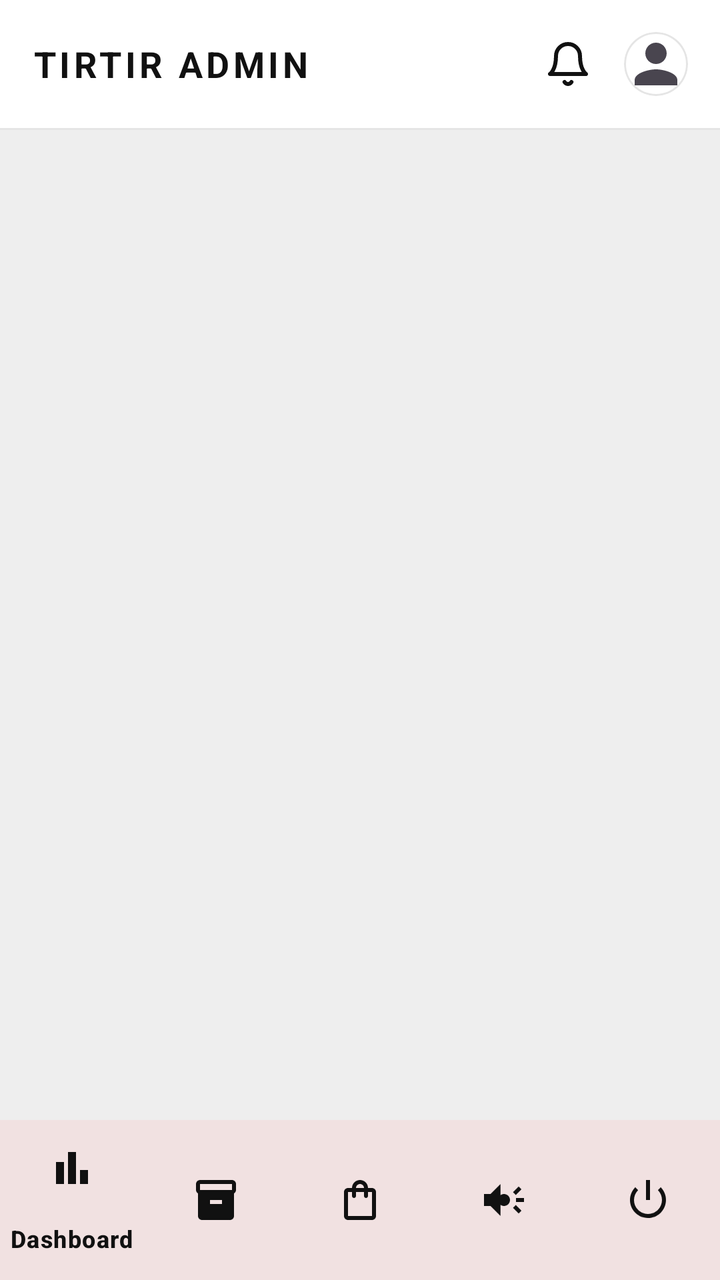
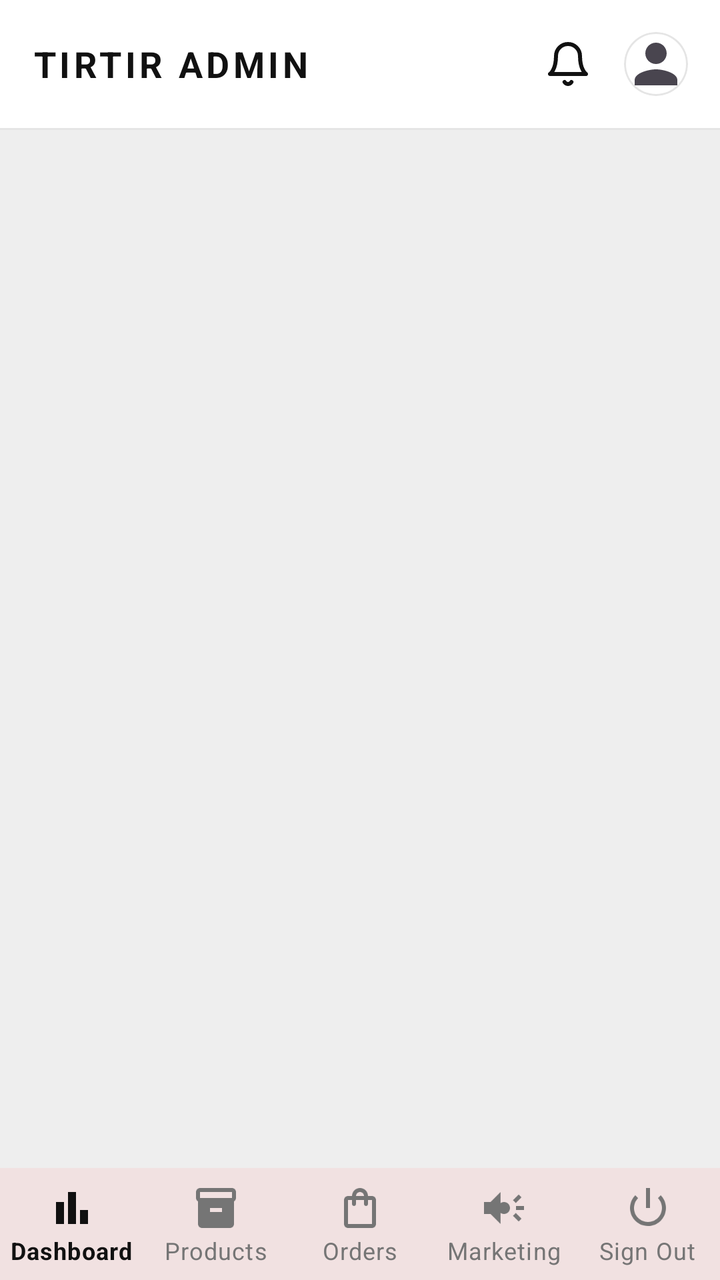

An Android layout rendered at two revisions. The XML below is the earlier revision; the diff shows what the commit changed to produce the second picture.
<!-- AndroidManifest.xml: application theme Theme.TirTirMCommerce -->
<!-- res/layout/activity_admin.xml -->
<?xml version="1.0" encoding="utf-8"?>
<androidx.coordinatorlayout.widget.CoordinatorLayout xmlns:android="http://schemas.android.com/apk/res/android"
    xmlns:app="http://schemas.android.com/apk/res-auto"
    xmlns:tools="http://schemas.android.com/tools"
    android:layout_width="match_parent"
    android:layout_height="match_parent"
    android:background="@color/tirtir_bg_gray"
    android:fitsSystemWindows="true"
    tools:context=".ui.activities.AdminActivity">

    
    <com.google.android.material.appbar.AppBarLayout
        android:layout_width="match_parent"
        android:layout_height="wrap_content"
        android:background="@color/tirtir_white"
        app:elevation="0dp">

        <androidx.appcompat.widget.Toolbar
            android:id="@+id/toolbarAdmin"
            android:layout_width="match_parent"
            android:layout_height="?attr/actionBarSize"
            app:contentInsetStart="0dp"
            app:contentInsetEnd="0dp">

            <RelativeLayout
                android:layout_width="match_parent"
                android:layout_height="match_parent"
                android:paddingHorizontal="16dp">

                
                <TextView
                    android:layout_width="wrap_content"
                    android:layout_height="wrap_content"
                    android:layout_centerVertical="true"
                    android:text="TIRTIR ADMIN"
                    android:textColor="@color/tirtir_primary"
                    android:textSize="18sp"
                    android:textStyle="bold"
                    android:letterSpacing="0.1" />

                
                <LinearLayout
                    android:layout_width="wrap_content"
                    android:layout_height="wrap_content"
                    android:layout_alignParentEnd="true"
                    android:layout_centerVertical="true"
                    android:orientation="horizontal"
                    android:gravity="center_vertical"
                    android:paddingEnd="0dp">

                    <ImageButton
                        android:id="@+id/btnAdminSearch"
                        android:layout_width="40dp"
                        android:layout_height="40dp"
                        android:background="?attr/selectableItemBackgroundBorderless"
                        android:src="@drawable/ic_search"
                        app:tint="@color/tirtir_text_secondary"
                        android:visibility="gone" />

                    <ImageButton
                        android:id="@+id/btnAdminNotifications"
                        android:layout_width="40dp"
                        android:layout_height="40dp"
                        android:layout_marginEnd="8dp"
                        android:background="?attr/selectableItemBackgroundBorderless"
                        android:src="@drawable/ic_notifications"
                        app:tint="@color/tirtir_primary" />

                    <com.google.android.material.card.MaterialCardView
                        android:id="@+id/btnAdminProfile"
                        android:layout_width="32dp"
                        android:layout_height="32dp"
                        app:cardCornerRadius="16dp"
                        app:cardElevation="0dp"
                        app:strokeWidth="1dp"
                        app:strokeColor="@color/tirtir_outline_variant"
                        android:clickable="true"
                        android:focusable="true">
                        <ImageView
                            android:layout_width="match_parent"
                            android:layout_height="match_parent"
                            android:scaleType="centerCrop"
                            android:src="@drawable/ic_person" />
                    </com.google.android.material.card.MaterialCardView>

                    
                    <ImageButton
                        android:id="@+id/btnAdminMore"
                        android:layout_width="0dp"
                        android:layout_height="0dp"
                        android:visibility="gone" />
                </LinearLayout>

            </RelativeLayout>

        </androidx.appcompat.widget.Toolbar>

        
        <View
            android:layout_width="match_parent"
            android:layout_height="1dp"
            android:background="@color/tirtir_outline_variant" />

    </com.google.android.material.appbar.AppBarLayout>

    
    <FrameLayout
        android:id="@+id/fragmentContainerAdmin"
        android:layout_width="match_parent"
        android:layout_height="match_parent"
        app:layout_behavior="@string/appbar_scrolling_view_behavior"
        android:layout_marginBottom="?attr/actionBarSize" />

    
    <com.google.android.material.bottomnavigation.BottomNavigationView
        android:id="@+id/bottomNavAdmin"
        android:layout_width="match_parent"
        android:layout_height="wrap_content"
        android:layout_gravity="bottom"
        android:background="@color/tirtir_white"
        app:itemIconTint="@color/tirtir_primary"
        app:itemTextColor="@color/tirtir_primary"
        app:menu="@menu/menu_admin_bottom_nav"
        app:elevation="8dp" />

</androidx.coordinatorlayout.widget.CoordinatorLayout>
<!-- resources referenced by this layout -->
<resources>
  <color name="tirtir_bg_gray">#EEEEEE</color>
  <color name="tirtir_outline_variant">#E5E5E5</color>
  <color name="tirtir_primary">#111111</color>
  <color name="tirtir_text_secondary">#5A403C</color>
  <color name="tirtir_white">#FFFFFF</color>
  <!-- drawable ic_notifications (drawable) -->
  <?xml version="1.0" encoding="utf-8"?>
  <vector xmlns:android="http://schemas.android.com/apk/res/android"
      android:width="24dp"
      android:height="24dp"
      android:viewportWidth="24"
      android:viewportHeight="24">
      <path
          android:strokeWidth="2"
          android:strokeColor="@android:color/black"
          android:strokeLineCap="round"
          android:strokeLineJoin="round"
          android:fillColor="@android:color/transparent"
          android:pathData="M18,8A6,6 0 0,0 6,8C6,15 3,17 3,17H21C21,17 18,15 18,8Z" />
      <path
          android:strokeWidth="2"
          android:strokeColor="@android:color/black"
          android:strokeLineCap="round"
          android:strokeLineJoin="round"
          android:fillColor="@android:color/transparent"
          android:pathData="M13.73,21C13.55,21.3 13.3,21.55 13,21.72C12.7,21.9 12.35,22 12,22C11.65,22 11.3,21.9 11,21.72C10.7,21.55 10.45,21.3 10.27,21" />
  </vector>
  <!-- drawable ic_person (drawable) -->
  <vector xmlns:android="http://schemas.android.com/apk/res/android"
      android:width="24dp"
      android:height="24dp"
      android:viewportWidth="24"
      android:viewportHeight="24"
      android:tint="?attr/colorControlNormal">
    <path
        android:fillColor="@android:color/white"
        android:pathData="M12,12c2.21,0 4,-1.79 4,-4s-1.79,-4 -4,-4 -4,1.79 -4,4 1.79,4 4,4zM12,14c-2.67,0 -8,1.34 -8,4v2h16v-2c0,-2.66 -5.33,-4 -8,-4z"/>
  </vector>
  <!-- drawable ic_search (drawable) -->
  <?xml version="1.0" encoding="utf-8"?>
  <vector xmlns:android="http://schemas.android.com/apk/res/android"
      android:width="24dp"
      android:height="24dp"
      android:viewportWidth="24"
      android:viewportHeight="24">
      <path
          android:strokeWidth="2"
          android:strokeColor="@android:color/black"
          android:strokeLineCap="round"
          android:strokeLineJoin="round"
          android:fillColor="@android:color/transparent"
          android:pathData="M11,19A8,8 0 1,0 11,3A8,8 0 0,0 11,19Z" />
      <path
          android:strokeWidth="2"
          android:strokeColor="@android:color/black"
          android:strokeLineCap="round"
          android:strokeLineJoin="round"
          android:fillColor="@android:color/transparent"
          android:pathData="M21,21L16.65,16.65" />
  </vector>
  <style name="Theme.TirTirMCommerce" parent="Base.Theme.TirTirMCommerce" />
  <color name="tirtir_red_primary">#8B0000</color>
  <color name="tirtir_red_dark">#610000</color>
  <color name="tirtir_red_surface">#FFF4F3</color>
  <color name="tirtir_black">#1A1C1C</color>
  <color name="tirtir_off_white">#F9F9F9</color>
  <color name="tirtir_error">#D32F2F</color>
  <!-- unchanged entries left out for length: 1 -->
</resources>

<!-- the commit's change to res/layout/activity_admin.xml (unified diff, before → after) -->
@@ -114,12 +114,16 @@
     
     <com.google.android.material.bottomnavigation.BottomNavigationView
         android:id="@+id/bottomNavAdmin"
+        style="@style/Widget.MaterialComponents.BottomNavigationView"
         android:layout_width="match_parent"
         android:layout_height="wrap_content"
         android:layout_gravity="bottom"
-        android:background="@color/tirtir_white"
-        app:itemIconTint="@color/tirtir_primary"
-        app:itemTextColor="@color/tirtir_primary"
+        android:background="@android:color/white"
+        app:backgroundTint="@android:color/white"
+        app:surfaceTint="@android:color/white"
+        app:itemIconTint="@color/admin_nav_color"
+        app:itemTextColor="@color/admin_nav_color"
+        app:labelVisibilityMode="labeled"
         app:menu="@menu/menu_admin_bottom_nav"
         app:elevation="8dp" />
 
